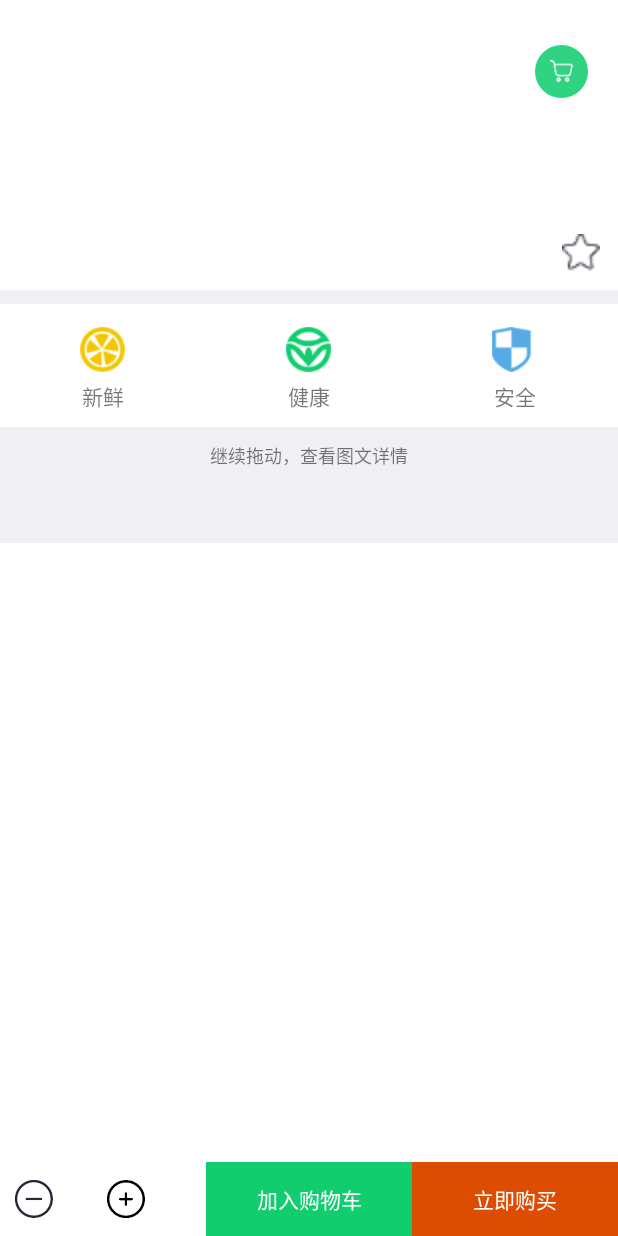
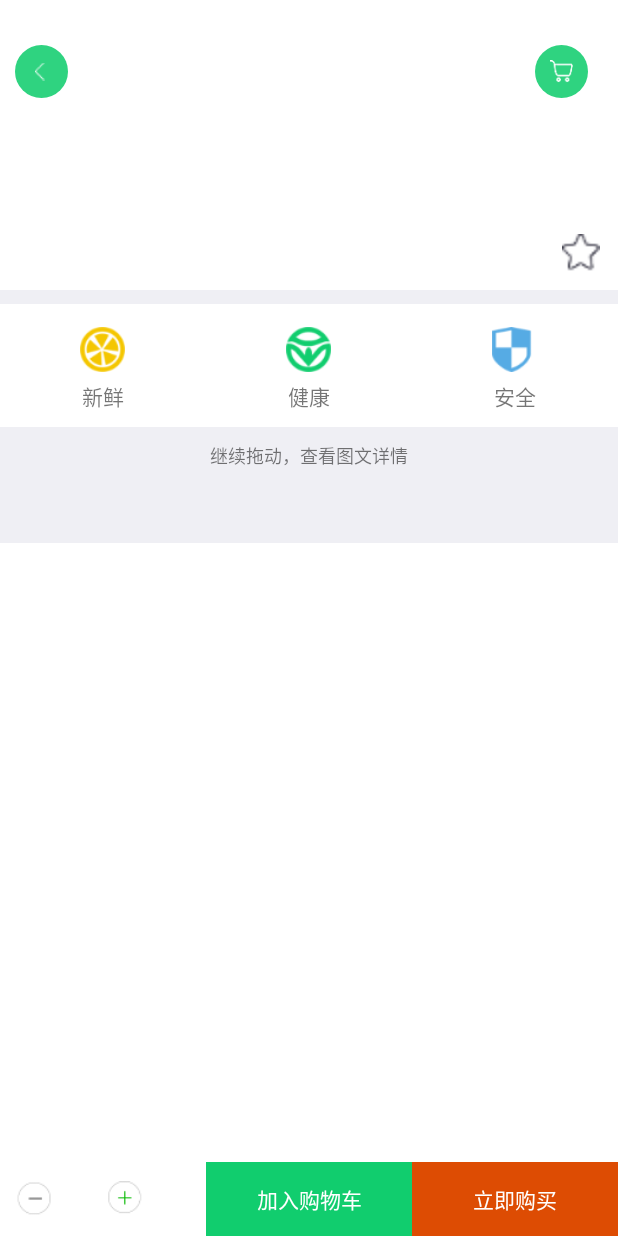
Before and after one commit to shirongmiao/YiXianUser, an Android app: the layout goods_particular.xml on its own in the app's theme, with its tools: preview values and no code run, on a phone screen of 412 x 824 dp. Run offline under Robolectric (Android 15) with nearby library versions, the phone set to English and light mode, and no system bars.

Commit message:
1.禁止旋转 2.增加图标修改 3.详情返回 4.地图检索

```diff
--- a/app/src/main/java/com/example/lfy/myapplication/FragmentHome/FragmentHome.java
+++ b/app/src/main/java/com/example/lfy/myapplication/FragmentHome/FragmentHome.java
@@ -443,9 +443,9 @@ public class FragmentHome extends Fragment implements SwipeRefreshLayout.OnRefre
                 @Override
                 public void onSliderClick(BaseSliderView slider) {
                     if (images.get(finalI).getJumpType().equals("2")) {
-                        String url = images.get(finalI).getUrl();
-                        Intent intent = new Intent(getActivity(), Help.class);
-                        intent.putExtra("url", url);
+                        Intent intent = new Intent(getActivity(), WEB.class);
+                        intent.putExtra("title", images.get(finalI).getName());
+                        intent.putExtra("url", images.get(finalI).getUrl());
                         startActivity(intent);
                     } else {
                         Intent intent = new Intent(getActivity(), Search.class);
--- a/app/src/main/java/com/example/lfy/myapplication/FragmentHome/scan/WEB.java
+++ b/app/src/main/java/com/example/lfy/myapplication/FragmentHome/scan/WEB.java
@@ -29,6 +29,7 @@ public class WEB extends AppCompatActivity {
         setContentView(R.layout.web);
         TextView textView = (TextView) findViewById(R.id.web_title);
         ImageView imageView = (ImageView) findViewById(R.id.web_left);
+
 
         Intent intent = getIntent();
         String url = intent.getStringExtra("url");
--- a/app/src/main/java/com/example/lfy/myapplication/user_login/Register.java
+++ b/app/src/main/java/com/example/lfy/myapplication/user_login/Register.java
@@ -489,7 +489,6 @@ public class Register extends AppCompatActivity {
 
                 Variables.my = communication;
                 Login.instance.finish();
-                LoginBg.instance.finish();
                 finish();
             }
 
--- a/app/src/main/res/drawable/car_item_add.xml
+++ b/app/src/main/res/drawable/car_item_add.xml
@@ -1,9 +1,9 @@
 <?xml version="1.0" encoding="utf-8"?>
 <selector xmlns:android="http://schemas.android.com/apk/res/android">
 
-    <item android:drawable="@mipmap/car_add_down" android:state_pressed="true" />
-    <item android:drawable="@mipmap/car_add_down" android:state_checked="true" />
-    <item android:drawable="@mipmap/car_add_up" android:state_checked="false" />
-    <item android:drawable="@mipmap/car_add_up" />
+    <item android:drawable="@mipmap/car_add" android:state_pressed="true" />
+    <item android:drawable="@mipmap/car_add" android:state_checked="true" />
+    <item android:drawable="@mipmap/car_add" android:state_checked="false" />
+    <item android:drawable="@mipmap/car_add" />
 
 </selector>
--- a/app/src/main/res/drawable/car_item_remove.xml
+++ b/app/src/main/res/drawable/car_item_remove.xml
@@ -1,9 +1,9 @@
 <?xml version="1.0" encoding="utf-8"?>
 <selector xmlns:android="http://schemas.android.com/apk/res/android">
 
-    <item android:drawable="@mipmap/car_remove_down" android:state_pressed="true" />
-    <item android:drawable="@mipmap/car_remove_down" android:state_checked="true" />
-    <item android:drawable="@mipmap/car_remove_up" android:state_checked="false" />
-    <item android:drawable="@mipmap/car_remove_up" />
+    <item android:drawable="@mipmap/car_remove" android:state_pressed="true" />
+    <item android:drawable="@mipmap/car_remove" android:state_checked="true" />
+    <item android:drawable="@mipmap/car_remove" android:state_checked="false" />
+    <item android:drawable="@mipmap/car_remove" />
 
 </selector>
--- a/app/src/main/res/drawable/round_hollow.xml
+++ b/app/src/main/res/drawable/round_hollow.xml
@@ -3,8 +3,8 @@
 
     <corners android:radius="3dp" />
 
-    <solid android:color="@color/line_grey"></solid>
+    <solid android:color="@color/login_but_bg"></solid>
     <stroke
-        android:width="0.3dp"
-        android:color="@color/huiseziti"></stroke>
+        android:width="0.2dp"
+        android:color="@color/line_grey"></stroke>
 </shape>
--- a/app/src/main/res/layout/forget_pwd.xml
+++ b/app/src/main/res/layout/forget_pwd.xml
@@ -83,7 +83,7 @@
                     android:id="@+id/text_ma"
                     android:layout_width="wrap_content"
                     android:layout_height="match_parent"
-                    android:alpha="0.7"
+                    android:alpha="0.9"
                     android:background="@drawable/round_write"
                     android:paddingLeft="3dp"
                     android:paddingRight="3dp"
@@ -97,8 +97,7 @@
                 android:layout_width="match_parent"
                 android:layout_height="35dp"
                 android:layout_marginTop="20dp"
-                android:alpha="0.7"
-                android:background="@drawable/round_write"
+                android:background="@drawable/round_hollow"
                 android:text="确定" />
         </LinearLayout>
     </ScrollView>
--- a/app/src/main/res/layout/goods_particular.xml
+++ b/app/src/main/res/layout/goods_particular.xml
@@ -215,8 +215,16 @@
 
     <ImageView
         android:id="@+id/return_but"
-        style="@style/Left"
-        android:layout_marginTop="20dp" />
+        android:layout_width="35dp"
+        android:layout_height="35dp"
+        android:layout_marginLeft="10dp"
+        android:layout_marginTop="30dp"
+        android:background="@drawable/round_car"
+        android:paddingBottom="10dp"
+        android:paddingLeft="13dp"
+        android:paddingRight="10dp"
+        android:paddingTop="10dp"
+        android:src="@mipmap/all_left" />
 
 
     <ImageView
--- a/app/src/main/res/layout/login_every.xml
+++ b/app/src/main/res/layout/login_every.xml
@@ -86,7 +86,6 @@
                 android:layout_marginLeft="10dp"
                 android:layout_marginRight="10dp"
                 android:layout_marginTop="10dp"
-                android:alpha="0.7"
                 android:background="@drawable/round_hollow"
                 android:text="登录"
                 android:textSize="14sp" />
@@ -98,7 +97,6 @@
                 android:layout_marginLeft="10dp"
                 android:layout_marginRight="10dp"
                 android:layout_marginTop="15dp"
-                android:alpha="0.7"
                 android:background="@drawable/round_hollow"
                 android:text="注册" />
         </LinearLayout>
--- a/app/src/main/res/layout/mine_about_our.xml
+++ b/app/src/main/res/layout/mine_about_our.xml
@@ -45,7 +45,7 @@
             android:layout_height="wrap_content"
             android:layout_centerInParent="true"
             android:layout_margin="10dp"
-            android:text="佰分鲜" />
+            android:text="一鲜" />
 
         <TextView
             android:id="@+id/banben"
@@ -72,7 +72,7 @@
                 android:layout_width="wrap_content"
                 android:layout_height="20dp"
                 android:gravity="center_vertical"
-                android:text="微信公众号：佰分鲜" />
+                android:text="微信公众号：一鲜农业" />
         </LinearLayout>
     </RelativeLayout>
 
--- a/app/src/main/res/layout/setloginpwd.xml
+++ b/app/src/main/res/layout/setloginpwd.xml
@@ -75,7 +75,6 @@
                 android:layout_width="match_parent"
                 android:layout_height="35dp"
                 android:layout_marginTop="20dp"
-                android:alpha="0.7"
                 android:background="@drawable/round_hollow"
                 android:text="确定" />
         </LinearLayout>
--- a/app/src/main/res/values/colors.xml
+++ b/app/src/main/res/values/colors.xml
@@ -16,6 +16,7 @@
     <color name="huiseziti">#8e8e93</color>
     <!--字体灰-->
     <color name="line_grey">#efeff4</color>
+    <color name="login_but_bg">#99efeff4</color>
     <!--<color name="kong">#224a4a4a</color>-->
     <color name="kong">#00000000</color>
     <color name="logincolor">#44000000</color>
```
Also changed, not shown: app/src/main/AndroidManifest.xml (+40 -1 lines), app/src/main/java/com/example/lfy/myapplication/FragmentCar/FragmentCar.java (+14 -1 lines), app/src/main/java/com/example/lfy/myapplication/MainActivity.java (+18 -12 lines), app/src/main/java/com/example/lfy/myapplication/user_login/Login.java (+0 -9 lines), app/src/main/java/com/example/lfy/myapplication/user_login/LoginBg.java (+16 -2 lines), app/src/main/res/layout/login_register.xml (+3 -5 lines), app/src/main/res/mipmap-xxhdpi/car_add.png (added), app/src/main/res/mipmap-xxhdpi/car_remove.png (added).
